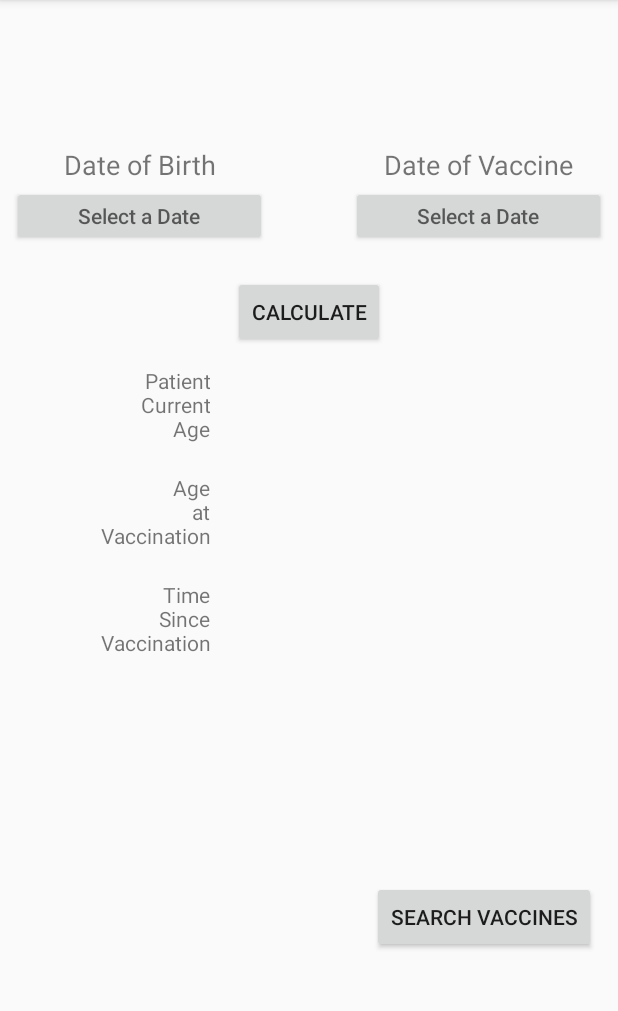
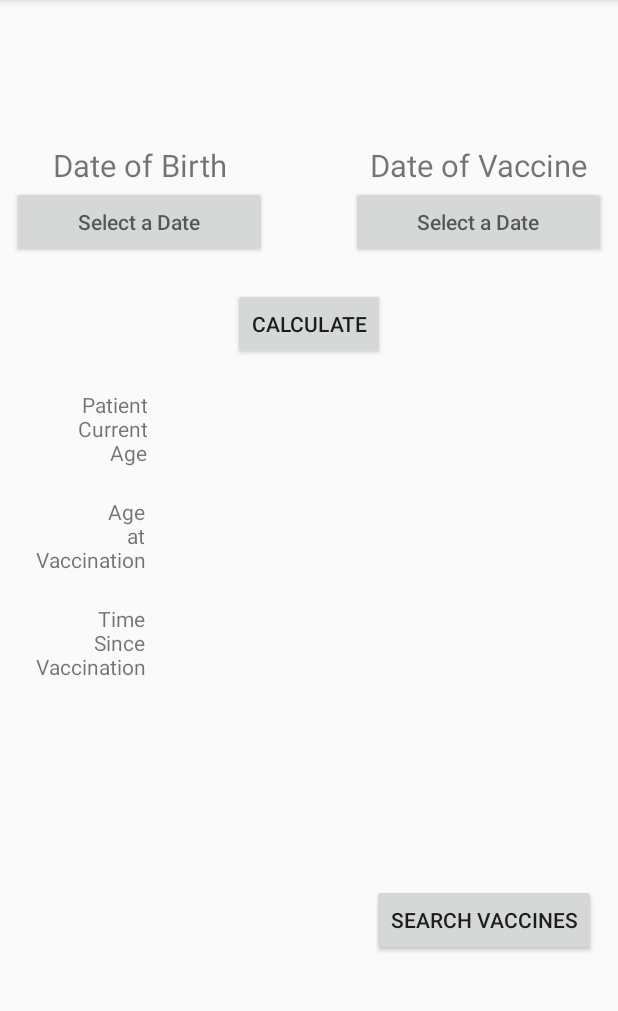
Before and after one commit to Saplyng/VaccineSearch, an Android app: the screen it shows after launch (MainActivity), on a phone screen of 412 x 824 dp, the part 84-1095 px from its top. Run offline under Robolectric (Android 15) with nearby library versions, the phone set to English and light mode, and no system bars; libraries missing offline, so code that uses them is left out: com.jakewharton.threetenabp; 1 statement that could not run was skipped.

```diff
--- a/app/build.gradle
+++ b/app/build.gradle
@@ -35,5 +35,6 @@ dependencies {
     testImplementation 'junit:junit:4.12'
     androidTestImplementation 'com.android.support.test:runner:1.0.2'
     androidTestImplementation 'com.android.support.test.espresso:espresso-core:3.0.2'
+    implementation 'com.android.support:recyclerview-v7:28.0.0'
     android.defaultConfig.vectorDrawables.useSupportLibrary = true
 }
--- a/app/src/main/java/e/saplyng/whatsmyage/MainActivity.kt
+++ b/app/src/main/java/e/saplyng/whatsmyage/MainActivity.kt
@@ -64,11 +64,11 @@ class MainActivity : AppCompatActivity() {
                 println("working")
                 //val calculatedTime = Duration.between(parseBirth, today)
                 val calculatedTime =  parseBirth.until(today)
-                val calcuatedVaccineTime = parseBirth.until(parseVaccine)
+                val calculatedVaccineTime = parseBirth.until(parseVaccine)
                 val timeSinceVaccine = parseVaccine.until(today)
                 println("calculatedTime")
                 idInformation.text = "${calculatedTime.years} years ${calculatedTime.months} months old"
-                idInformation2.text = "${calcuatedVaccineTime.years} years ${calcuatedVaccineTime.months} months old"
+                idInformation2.text = "${calculatedVaccineTime.years} years ${calculatedVaccineTime.months} months old"
                 idInformation3.text = "${timeSinceVaccine.years} years ${timeSinceVaccine.months} months"
 
 
--- a/app/src/main/res/layout/activity_information.xml
+++ b/app/src/main/res/layout/activity_information.xml
@@ -28,7 +28,7 @@
             android:gravity="center_vertical|start"
             app:layout_constraintEnd_toEndOf="parent"
             app:layout_constraintStart_toStartOf="parent"
-            app:layout_constraintTop_toBottomOf="@+id/idTitle"/>
+            app:layout_constraintTop_toBottomOf="@+id/idTitle" app:layout_constraintHorizontal_bias="0.571"/>
     <ListView
             android:layout_width="354dp"
             android:layout_height="409dp"
--- a/app/src/main/res/layout/activity_main.xml
+++ b/app/src/main/res/layout/activity_main.xml
@@ -3,14 +3,14 @@
         xmlns:android="http://schemas.android.com/apk/res/android"
         xmlns:tools="http://schemas.android.com/tools"
         xmlns:app="http://schemas.android.com/apk/res-auto"
-        android:layout_width="match_parent"
         android:layout_height="match_parent"
-        tools:context=".MainActivity">
+        tools:context=".MainActivity" android:layout_width="match_parent">
 
     <TextView
             android:id="@+id/textView2"
             android:layout_width="170dp"
             android:layout_height="28dp"
+            app:autoSizeTextType="uniform"
             android:layout_marginStart="8dp"
             android:layout_marginEnd="8dp"
             android:gravity="center_vertical|center_horizontal"
@@ -22,7 +22,7 @@
             android:layout_marginTop="96dp" app:layout_constraintTop_toTopOf="parent"/>
     <Button
             android:layout_width="170dp"
-            android:layout_height="40dp"
+            android:layout_height="wrap_content"
             android:ems="10"
             android:id="@+id/idDateOfBirth"
             android:text=""
@@ -35,6 +35,7 @@
             android:id="@+id/textView3"
             android:layout_width="170dp"
             android:layout_height="28dp"
+            app:autoSizeTextType="uniform"
             android:layout_marginStart="8dp"
             android:layout_marginEnd="8dp"
             android:gravity="center_vertical|center"
@@ -48,7 +49,7 @@
     <Button
             android:id="@+id/idVaccineDate"
             android:layout_width="170dp"
-        android:layout_height="40dp"
+            android:layout_height="wrap_content"
             android:layout_marginStart="8dp"
             android:layout_marginEnd="8dp"
             android:ems="10"
@@ -59,40 +60,45 @@
             app:layout_constraintEnd_toEndOf="parent"
             app:layout_constraintHorizontal_bias="1.0"
             app:layout_constraintStart_toEndOf="@+id/idDateOfBirth"
-        app:layout_constraintTop_toBottomOf="@+id/textView3" />
+            app:layout_constraintTop_toBottomOf="@+id/textView3"/>
     <Button
             android:layout_width="wrap_content"
             android:layout_height="wrap_content"
+            app:autoSizeTextType="uniform"
             android:id="@+id/idButton" android:layout_marginTop="20dp"
             app:layout_constraintTop_toBottomOf="@+id/idVaccineDate" app:layout_constraintStart_toStartOf="parent"
             android:layout_marginStart="8dp" app:layout_constraintEnd_toEndOf="parent"
             android:layout_marginEnd="8dp" android:text="@string/calculateButton"
             app:layout_constraintHorizontal_bias="0.501"/>
     <TextView
-            android:layout_width="190dp"
-            android:layout_height="51dp"
+            android:layout_width="224dp"
+            android:layout_height="wrap_content"
+            app:autoSizeTextType="uniform"
             android:id="@+id/idInformation"
             app:layout_constraintEnd_toEndOf="parent" android:layout_marginEnd="8dp"
-            android:layout_marginTop="12dp"
+            android:layout_marginTop="36dp"
             app:layout_constraintTop_toBottomOf="@+id/idButton" android:textSize="18sp"
             app:layout_constraintStart_toEndOf="@+id/textView" android:layout_marginStart="8dp"
-            android:gravity="center"/>
+            android:gravity="center" app:layout_constraintHorizontal_bias="0.507"/>
     <TextView
-            android:layout_width="190dp"
-            android:layout_height="51dp"
+            android:layout_width="224dp"
+            android:layout_height="wrap_content"
+            app:autoSizeTextType="uniform"
             android:id="@+id/idInformation2"
             app:layout_constraintTop_toBottomOf="@+id/idInformation"
             app:layout_constraintEnd_toEndOf="parent" android:layout_marginEnd="8dp"
             android:textSize="18sp" app:layout_constraintStart_toEndOf="@+id/textView4"
-            android:layout_marginStart="8dp" android:layout_marginTop="20dp" android:gravity="center"/>
+            android:layout_marginStart="8dp" android:layout_marginTop="44dp" android:gravity="center"
+            app:layout_constraintHorizontal_bias="0.503"/>
     <TextView
-            android:layout_width="190dp"
-            android:layout_height="51dp"
+            android:layout_width="224dp"
+            android:layout_height="wrap_content"
+            app:autoSizeTextType="uniform"
             android:id="@+id/idInformation3" app:layout_constraintEnd_toEndOf="parent" android:layout_marginEnd="8dp"
             app:layout_constraintTop_toBottomOf="@+id/idInformation2"
             android:textSize="18sp" app:layout_constraintStart_toEndOf="@+id/textView5"
             android:layout_marginStart="8dp"
-            android:layout_marginTop="20dp" app:layout_constraintHorizontal_bias="0.447" android:gravity="center"/>
+            android:layout_marginTop="48dp" app:layout_constraintHorizontal_bias="0.503" android:gravity="center"/>
     <android.support.constraint.Barrier android:layout_width="wrap_content" android:layout_height="wrap_content"
                                         android:id="@+id/barrier" app:barrierDirection="top"/>
     <android.support.constraint.Group android:layout_width="wrap_content" android:layout_height="wrap_content"
@@ -106,6 +112,7 @@
             android:layout_marginTop="24dp"
             android:layout_marginEnd="8dp"
             android:layout_marginBottom="8dp"
+            app:autoSizeTextType="uniform"
             app:layout_constraintBottom_toBottomOf="parent"
             app:layout_constraintEnd_toEndOf="parent"
             app:layout_constraintHorizontal_bias="0.974"
@@ -114,24 +121,28 @@
             app:srcCompat="@android:drawable/ic_menu_search" android:text="@string/nextButton"/>
     <TextView
             android:text="@string/currentAge"
-            android:layout_width="120dp"
-            android:layout_height="51dp"
-            android:id="@+id/textView" android:gravity="right"
-            android:layout_marginTop="12dp" app:layout_constraintTop_toBottomOf="@+id/idButton"
-            android:layout_marginStart="20dp" app:layout_constraintStart_toStartOf="parent"/>
+            android:layout_width="wrap_content"
+            android:layout_height="wrap_content"
+            app:autoSizeTextType="uniform"
+            android:id="@+id/textView" android:gravity="right|fill_vertical"
+            android:layout_marginTop="20dp" app:layout_constraintTop_toBottomOf="@+id/idButton"
+            android:layout_marginStart="48dp" app:layout_constraintStart_toStartOf="parent"/>
     <TextView
             android:text="@string/vaccineAge"
-            android:layout_width="120dp"
-            android:layout_height="51dp"
-            android:id="@+id/textView4" android:gravity="right"
+            android:layout_width="wrap_content"
+            android:layout_height="wrap_content"
+            app:autoSizeTextType="uniform"
+            android:id="@+id/textView4" android:gravity="right|fill_vertical"
             app:layout_constraintStart_toStartOf="parent"
             android:layout_marginStart="20dp" android:layout_marginTop="20dp"
             app:layout_constraintTop_toBottomOf="@+id/textView"/>
     <TextView
             android:text="@string/timeVaccine"
-            android:layout_width="120dp"
-            android:layout_height="51dp"
-            android:id="@+id/textView5" android:gravity="right" app:layout_constraintStart_toStartOf="parent"
+            android:layout_width="wrap_content"
+            android:layout_height="wrap_content"
+            app:autoSizeTextType="uniform"
+            android:id="@+id/textView5" android:gravity="right|fill_vertical"
+            app:layout_constraintStart_toStartOf="parent"
             android:layout_marginStart="20dp"
             app:layout_constraintTop_toBottomOf="@+id/textView4" android:layout_marginTop="20dp"/>
 </android.support.constraint.ConstraintLayout>
--- a/build.gradle
+++ b/build.gradle
@@ -1,13 +1,13 @@
 // Top-level build file where you can add configuration options common to all sub-projects/modules.
 
 buildscript {
-    ext.kotlin_version = '1.2.71'
+    ext.kotlin_version = '1.3.0'
     repositories {
         google()
         jcenter()
     }
     dependencies {
-        classpath 'com.android.tools.build:gradle:3.2.1'
+        classpath 'com.android.tools.build:gradle:3.3.2'
         classpath "org.jetbrains.kotlin:kotlin-gradle-plugin:$kotlin_version"
 
         // NOTE: Do not place your application dependencies here; they belong
```
Also changed, not shown: gradle/wrapper/gradle-wrapper.properties, 3 other files. Lines whose indentation alone changed are shown as unchanged.
